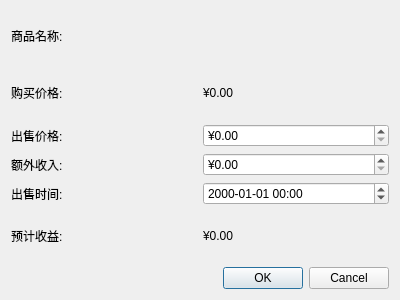
This is views/ui/sell_item_dialog.ui in ZYitao/CS2 as Qt 5 draws it before an edit. The edited form follows.
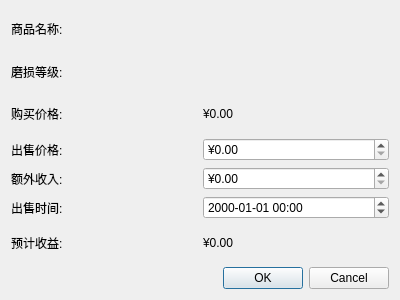
This is the edited form.

```diff
--- a/views/ui/sell_item_dialog.ui
+++ b/views/ui/sell_item_dialog.ui
@@ -32,6 +32,24 @@
      </item>
     </layout>
    </item>
+   <item>
+    <layout class="QHBoxLayout" name="horizontalLayout_wear">
+     <item>
+      <widget class="QLabel" name="label_wear">
+       <property name="text">
+        <string>磨损等级:</string>
+       </property>
+      </widget>
+     </item>
+     <item>
+      <widget class="QLabel" name="wear_label">
+       <property name="text">
+        <string/>
+       </property>
+      </widget>
+     </item>
+    </layout>
+   </item>
    <item>
     <layout class="QHBoxLayout" name="horizontalLayout_2">
      <item>
```
